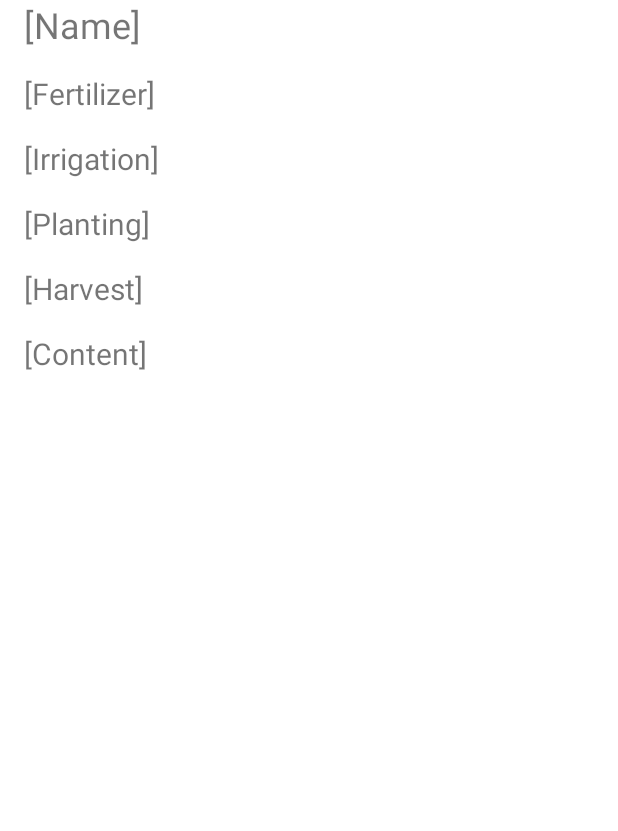
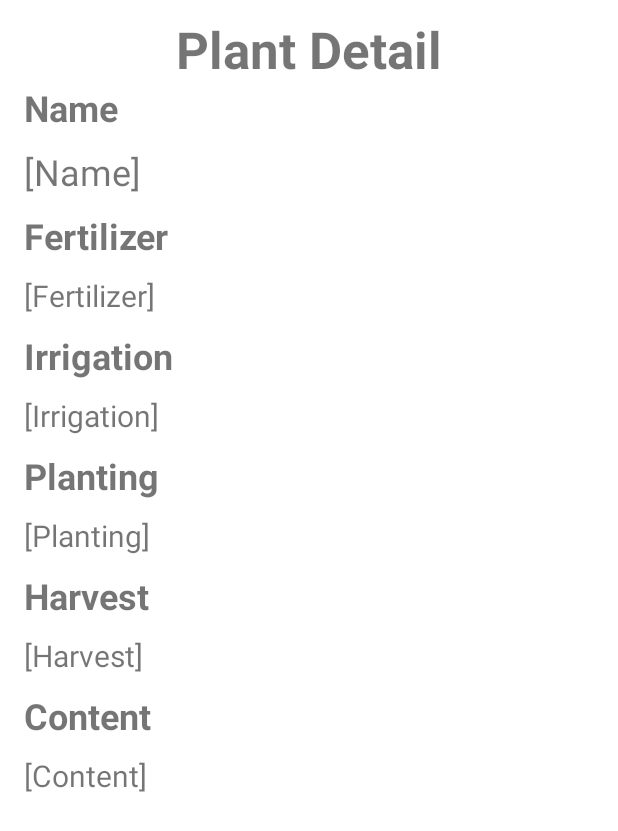
Before and after one commit to SenRecep/agriculture-application, an Android app: the layout posts_detail_fragment.xml on its own in the app's theme, with its tools: preview values and no code run, on a phone screen of 412 x 824 dp. Shown: the top 831 px of the screen. Run offline under Robolectric (Android 15) with nearby library versions, the phone set to English and light mode, and no system bars; network calls fail.

```diff
--- a/src/clients/android/app/src/main/res/layout/posts_detail_fragment.xml
+++ b/src/clients/android/app/src/main/res/layout/posts_detail_fragment.xml
@@ -4,116 +4,157 @@
     xmlns:tools="http://schemas.android.com/tools"
     android:layout_width="match_parent"
     android:layout_height="match_parent"
+    android:contentDescription="Detail Page"
     tools:context=".ui.posts.postsDetail.postsDetailFragment">
+
+    <ScrollView
+        android:layout_width="match_parent"
+        android:layout_height="match_parent"
+        android:contentDescription="Detail Page"
+        app:layout_constraintBottom_toBottomOf="parent"
+        app:layout_constraintEnd_toEndOf="parent"
+        app:layout_constraintStart_toStartOf="parent"
+        app:layout_constraintTop_toTopOf="parent">
+
+        <LinearLayout
+            android:layout_width="match_parent"
+            android:layout_height="wrap_content"
+            android:layout_marginLeft="16dp"
+            android:layout_marginRight="16dp"
+            android:orientation="vertical">
+
+            <TextView
+                android:id="@+id/textView13"
+                android:layout_width="match_parent"
+                android:layout_height="wrap_content"
+                android:layout_marginTop="10dp"
+                android:text="Plant Detail"
+                android:textAlignment="center"
+                android:textSize="34sp"
+                android:textStyle="bold" />
+
+            <TextView
+                android:id="@+id/textView7"
+                android:layout_width="wrap_content"
+                android:layout_height="wrap_content"
+                android:layout_marginBottom="10dp"
+                android:text="Name"
+                android:textSize="24sp"
+                android:textStyle="bold" />
 
             <TextView
                 android:id="@+id/txt_detail_name"
                 style="@style/Widget.AppCompat.TextView"
                 android:layout_width="match_parent"
                 android:layout_height="wrap_content"
-        android:layout_marginStart="16dp"
-        android:layout_marginEnd="16dp"
+                android:layout_marginBottom="10dp"
                 android:text="[Name]"
+                android:textSize="24sp" />
+
+            <TextView
+                android:id="@+id/textView8"
+                android:layout_width="wrap_content"
+                android:layout_height="wrap_content"
+                android:layout_marginBottom="10dp"
+                android:text="Fertilizer"
                 android:textSize="24sp"
-        app:layout_constraintEnd_toEndOf="parent"
-        app:layout_constraintStart_toStartOf="parent"
-        app:layout_constraintTop_toTopOf="parent" />
+                android:textStyle="bold" />
 
             <TextView
                 android:id="@+id/txt_detail_fertilizer"
                 android:layout_width="match_parent"
                 android:layout_height="wrap_content"
-        android:layout_marginStart="16dp"
-        android:layout_marginTop="16dp"
-        android:layout_marginEnd="16dp"
+                android:layout_marginBottom="10dp"
                 android:text="[Fertilizer]"
-        android:textSize="20sp"
-        app:layout_constraintEnd_toEndOf="parent"
-        app:layout_constraintHorizontal_bias="0.0"
-        app:layout_constraintStart_toStartOf="parent"
-        app:layout_constraintTop_toBottomOf="@+id/txt_detail_name" />
+                android:textSize="20sp" />
+
+            <TextView
+                android:id="@+id/textView9"
+                android:layout_width="match_parent"
+                android:layout_height="wrap_content"
+                android:layout_marginBottom="10dp"
+                android:text="Irrigation"
+                android:textSize="24sp"
+                android:textStyle="bold" />
 
             <TextView
                 android:id="@+id/txt_detail_irrigation"
                 android:layout_width="match_parent"
                 android:layout_height="wrap_content"
-        android:layout_marginStart="16dp"
-        android:layout_marginTop="16dp"
-        android:layout_marginEnd="16dp"
+                android:layout_marginBottom="10dp"
                 android:text="[Irrigation]"
-        android:textSize="20sp"
-        app:layout_constraintEnd_toEndOf="parent"
-        app:layout_constraintHorizontal_bias="0.0"
-        app:layout_constraintStart_toStartOf="parent"
-        app:layout_constraintTop_toBottomOf="@+id/txt_detail_fertilizer" />
+                android:textSize="20sp" />
+
+            <TextView
+                android:id="@+id/textView10"
+                android:layout_width="match_parent"
+                android:layout_height="wrap_content"
+                android:layout_marginBottom="10dp"
+                android:text="Planting"
+                android:textSize="24sp"
+                android:textStyle="bold" />
 
             <TextView
                 android:id="@+id/txt_detail_planting"
                 android:layout_width="match_parent"
                 android:layout_height="wrap_content"
-        android:layout_marginStart="16dp"
-        android:layout_marginTop="16dp"
-        android:layout_marginEnd="16dp"
+                android:layout_marginBottom="10dp"
                 android:text="[Planting]"
-        android:textSize="20sp"
-        app:layout_constraintEnd_toEndOf="parent"
-        app:layout_constraintHorizontal_bias="0.0"
-        app:layout_constraintStart_toStartOf="parent"
-        app:layout_constraintTop_toBottomOf="@+id/txt_detail_irrigation" />
+                android:textSize="20sp" />
+
+            <TextView
+                android:id="@+id/textView11"
+                android:layout_width="match_parent"
+                android:layout_height="wrap_content"
+                android:layout_marginBottom="10dp"
+                android:text="Harvest"
+                android:textSize="24sp"
+                android:textStyle="bold" />
 
             <TextView
                 android:id="@+id/txt_detail_harvest"
                 android:layout_width="match_parent"
                 android:layout_height="wrap_content"
-        android:layout_marginStart="16dp"
-        android:layout_marginTop="16dp"
-        android:layout_marginEnd="16dp"
+                android:layout_marginBottom="10dp"
                 android:text="[Harvest]"
-        android:textSize="20sp"
-        app:layout_constraintEnd_toEndOf="parent"
-        app:layout_constraintHorizontal_bias="0.0"
-        app:layout_constraintStart_toStartOf="parent"
-        app:layout_constraintTop_toBottomOf="@+id/txt_detail_planting" />
+                android:textSize="20sp" />
+
+            <TextView
+                android:id="@+id/textView12"
+                android:layout_width="match_parent"
+                android:layout_height="wrap_content"
+                android:layout_marginBottom="10dp"
+                android:text="Content"
+                android:textSize="24sp"
+                android:textStyle="bold" />
 
             <TextView
                 android:id="@+id/txt_detail_content"
                 android:layout_width="match_parent"
                 android:layout_height="wrap_content"
-        android:layout_marginStart="16dp"
-        android:layout_marginTop="16dp"
-        android:layout_marginEnd="16dp"
+                android:layout_marginBottom="10dp"
                 android:text="[Content]"
-        android:textSize="20sp"
-        app:layout_constraintEnd_toEndOf="parent"
-        app:layout_constraintHorizontal_bias="0.0"
-        app:layout_constraintStart_toStartOf="parent"
-        app:layout_constraintTop_toBottomOf="@+id/txt_detail_harvest" />
+                android:textSize="20sp" />
+
+            <Button
+                android:id="@+id/btn_detail_update"
+                android:layout_width="match_parent"
+                android:layout_height="wrap_content"
+                android:layout_marginBottom="10dp"
+                android:text="UPDATE"
+                android:visibility="visible"
+                tools:visibility="gone" />
 
             <Button
                 android:id="@+id/btn_detail_delete"
                 android:layout_width="match_parent"
                 android:layout_height="wrap_content"
-        android:layout_marginStart="16dp"
-        android:layout_marginEnd="16dp"
-        android:layout_marginBottom="16dp"
+                android:layout_marginBottom="10dp"
                 android:backgroundTint="@color/design_default_color_error"
                 android:text="Delete"
-        android:visibility="gone"
-        app:layout_constraintBottom_toBottomOf="parent"
-        app:layout_constraintEnd_toEndOf="parent"
-        app:layout_constraintStart_toStartOf="parent" />
-
-    <Button
-        android:id="@+id/btn_detail_update"
-        android:layout_width="match_parent"
-        android:layout_height="wrap_content"
-        android:layout_marginStart="16dp"
-        android:layout_marginEnd="16dp"
-        android:layout_marginBottom="16dp"
-        android:text="UPDATE"
-        android:visibility="gone"
-        app:layout_constraintBottom_toTopOf="@+id/btn_detail_delete"
-        app:layout_constraintEnd_toEndOf="parent"
-        app:layout_constraintStart_toStartOf="parent" />
+                android:visibility="visible"
+                tools:visibility="gone" />
+        </LinearLayout>
+    </ScrollView>
 
 </androidx.constraintlayout.widget.ConstraintLayout>
--- a/src/clients/android/app/src/main/res/layout/weather_fragment.xml
+++ b/src/clients/android/app/src/main/res/layout/weather_fragment.xml
@@ -4,7 +4,6 @@
     xmlns:tools="http://schemas.android.com/tools"
     android:layout_width="match_parent"
     android:layout_height="match_parent"
-    android:background="#e8f4f8"
     android:orientation="vertical"
     android:padding="16dp"
     tools:context=".ui.weather.WeatherFragment">
@@ -14,8 +13,10 @@
         android:layout_width="wrap_content"
         android:layout_height="wrap_content"
         android:layout_gravity="center"
+        android:layout_marginTop="50dp"
+        android:layout_marginBottom="50dp"
         android:text="WEATHER FORECAST "
-        android:textSize="40sp" />
+        android:textSize="34sp" />
 
     <LinearLayout
         android:layout_width="match_parent"
@@ -47,7 +48,7 @@
 
         <ScrollView
             android:layout_width="match_parent"
-            android:layout_height="150dp">
+            android:layout_height="match_parent">
 
             <TextView
                 android:id="@+id/txt_weather_result"
```
Also changed, not shown: 1 other file. Lines whose indentation alone changed are shown as unchanged.
